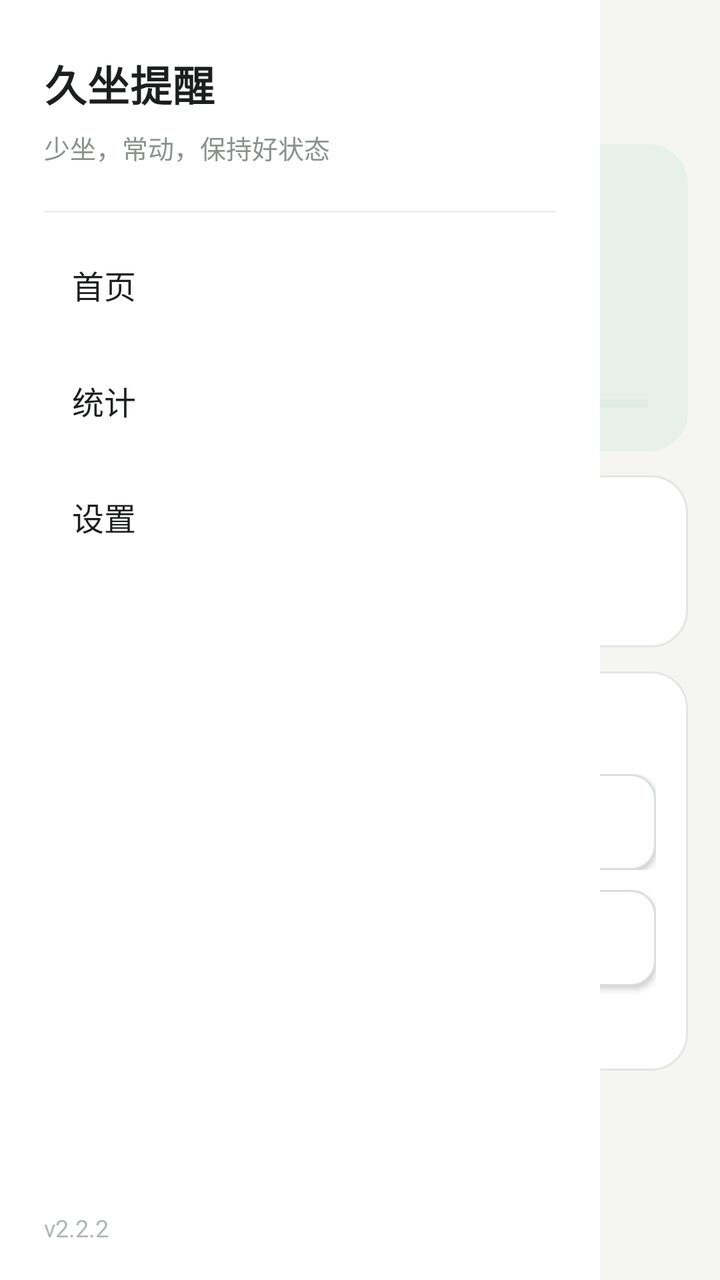
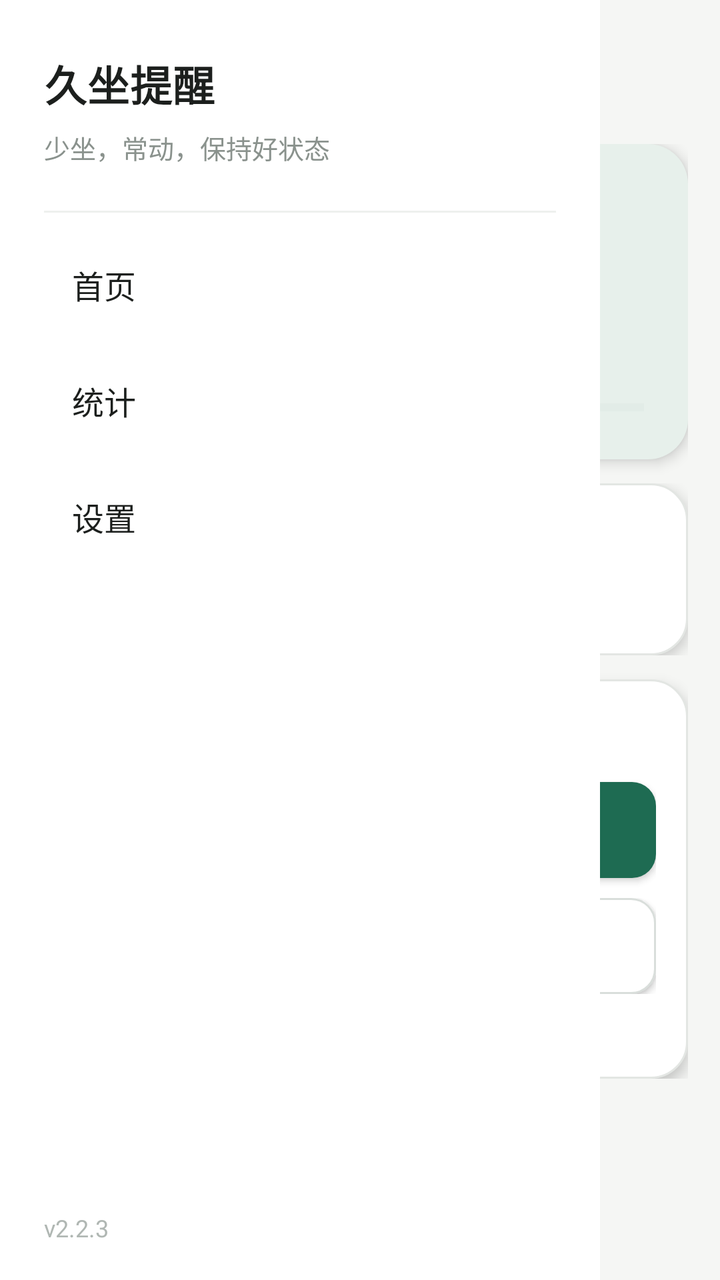

Before-and-after screenshots of an Android layout around one commit, followed by the original layout XML and the change that was made.
<!-- AndroidManifest.xml: application theme android:Theme.Material.Light.NoActionBar -->
<!-- res/layout/activity_main.xml -->
﻿<?xml version="1.0" encoding="utf-8"?>
<FrameLayout xmlns:android="http://schemas.android.com/apk/res/android"
    android:layout_width="match_parent"
    android:layout_height="match_parent"
    android:background="@drawable/bg_main"
    android:fitsSystemWindows="true">

    <LinearLayout
        android:layout_width="match_parent"
        android:layout_height="match_parent"
        android:orientation="vertical">

        <include layout="@layout/top_bar" />

        <ScrollView
            android:layout_width="match_parent"
            android:layout_height="match_parent"
            android:scrollbars="none">

            <LinearLayout
                android:layout_width="match_parent"
                android:layout_height="wrap_content"
                android:orientation="vertical"
                android:padding="16dp">

                <LinearLayout
                    android:layout_width="match_parent"
                    android:layout_height="wrap_content"
                    android:background="@drawable/panel_tint"
                    android:orientation="vertical"
                    android:padding="20dp">

                    <TextView
                        android:layout_width="wrap_content"
                        android:layout_height="wrap_content"
                        android:text="当前状态"
                        android:textColor="#6B726E"
                        android:textSize="13sp" />

                    <TextView
                        android:id="@+id/tvStatus"
                        android:layout_width="match_parent"
                        android:layout_height="wrap_content"
                        android:layout_marginTop="8dp"
                        android:text="未开始"
                        android:textColor="#1C1F1D"
                        android:textSize="26sp"
                        android:textStyle="bold" />

                    <TextView
                        android:id="@+id/tvDetail"
                        android:layout_width="match_parent"
                        android:layout_height="wrap_content"
                        android:layout_marginTop="6dp"
                        android:lineSpacingExtra="3dp"
                        android:textColor="#3F4944"
                        android:textSize="15sp" />

                    <ProgressBar
                        android:id="@+id/progress"
                        style="?android:attr/progressBarStyleHorizontal"
                        android:layout_width="match_parent"
                        android:layout_height="8dp"
                        android:layout_marginTop="14dp"
                        android:max="1000"
                        android:maxHeight="8dp"
                        android:minHeight="8dp"
                        android:progressBackgroundTint="#D4E0DA"
                        android:progressTint="#1E6B52" />
                </LinearLayout>

                <LinearLayout
                    android:layout_width="match_parent"
                    android:layout_height="wrap_content"
                    android:layout_marginTop="12dp"
                    android:orientation="horizontal">

                    <LinearLayout
                        android:layout_width="0dp"
                        android:layout_height="wrap_content"
                        android:layout_marginEnd="6dp"
                        android:layout_weight="1"
                        android:background="@drawable/card_white"
                        android:orientation="vertical"
                        android:padding="16dp">

                        <TextView
                            android:id="@+id/tvHomeBreaks"
                            android:layout_width="wrap_content"
                            android:layout_height="wrap_content"
                            android:text="0"
                            android:textColor="#1E6B52"
                            android:textSize="24sp"
                            android:textStyle="bold" />

                        <TextView
                            android:layout_width="wrap_content"
                            android:layout_height="wrap_content"
                            android:layout_marginTop="4dp"
                            android:text="今日有效活动"
                            android:textColor="#6B726E"
                            android:textSize="12sp" />
                    </LinearLayout>

                    <LinearLayout
                        android:layout_width="0dp"
                        android:layout_height="wrap_content"
                        android:layout_marginStart="6dp"
                        android:layout_weight="1"
                        android:background="@drawable/card_white"
                        android:orientation="vertical"
                        android:padding="16dp">

                        <TextView
                            android:id="@+id/tvHomeAlerts"
                            android:layout_width="wrap_content"
                            android:layout_height="wrap_content"
                            android:text="0"
                            android:textColor="#1C1F1D"
                            android:textSize="24sp"
                            android:textStyle="bold" />

                        <TextView
                            android:layout_width="wrap_content"
                            android:layout_height="wrap_content"
                            android:layout_marginTop="4dp"
                            android:text="今日提醒"
                            android:textColor="#6B726E"
                            android:textSize="12sp" />
                    </LinearLayout>
                </LinearLayout>

                <LinearLayout
                    android:layout_width="match_parent"
                    android:layout_height="wrap_content"
                    android:layout_marginTop="12dp"
                    android:background="@drawable/card_white"
                    android:orientation="vertical"
                    android:padding="16dp">

                    <TextView
                        android:layout_width="wrap_content"
                        android:layout_height="wrap_content"
                        android:text="控制"
                        android:textColor="#1C1F1D"
                        android:textSize="16sp"
                        android:textStyle="bold" />

                    <LinearLayout
                        android:layout_width="match_parent"
                        android:layout_height="wrap_content"
                        android:layout_marginTop="12dp"
                        android:orientation="horizontal">

                        <Button
                            android:id="@+id/btnStart"
                            android:layout_width="0dp"
                            android:layout_height="wrap_content"
                            android:layout_marginEnd="6dp"
                            android:layout_weight="1"
                            android:background="@drawable/btn_primary"
                            android:text="开始"
                            android:textColor="#FFFFFF"
                            android:textSize="15sp"
                            android:textStyle="bold" />

                        <Button
                            android:id="@+id/btnStop"
                            android:layout_width="0dp"
                            android:layout_height="wrap_content"
                            android:layout_marginStart="6dp"
                            android:layout_weight="1"
                            android:background="@drawable/btn_secondary"
                            android:text="停止"
                            android:textColor="#1C1F1D"
                            android:textSize="15sp" />
                    </LinearLayout>

                    <Button
                        android:id="@+id/btnTest"
                        android:layout_width="match_parent"
                        android:layout_height="wrap_content"
                        android:layout_marginTop="10dp"
                        android:background="@drawable/btn_secondary"
                        android:text="测试提醒"
                        android:textColor="#1C1F1D"
                        android:textSize="15sp" />

                    <TextView
                        android:id="@+id/tvHomeHint"
                        android:layout_width="match_parent"
                        android:layout_height="wrap_content"
                        android:layout_marginTop="10dp"
                        android:lineSpacingExtra="2dp"
                        android:textColor="#8A928D"
                        android:textSize="12sp" />
                </LinearLayout>
            </LinearLayout>
        </ScrollView>
    </LinearLayout>

    <View
        android:id="@+id/scrim"
        android:layout_width="match_parent"
        android:layout_height="match_parent"
        android:background="#66000000"
        android:visibility="gone" />

    <include
        android:id="@+id/drawer"
        layout="@layout/nav_drawer"
        android:layout_width="300dp"
        android:layout_height="match_parent"
        android:layout_gravity="start" />
</FrameLayout>
<!-- res/layout/top_bar.xml (included above) -->
﻿<?xml version="1.0" encoding="utf-8"?>
<LinearLayout xmlns:android="http://schemas.android.com/apk/res/android"
    android:layout_width="match_parent"
    android:layout_height="56dp"
    android:background="#F5F6F4"
    android:gravity="center_vertical"
    android:orientation="horizontal"
    android:paddingStart="4dp"
    android:paddingEnd="16dp">

    <Button
        android:id="@+id/btnMenu"
        android:layout_width="48dp"
        android:layout_height="48dp"
        android:background="@android:color/transparent"
        android:text="☰"
        android:textColor="#1C1F1D"
        android:textSize="20sp" />

    <TextView
        android:id="@+id/tvTitle"
        android:layout_width="0dp"
        android:layout_height="wrap_content"
        android:layout_weight="1"
        android:text="首页"
        android:textColor="#1C1F1D"
        android:textSize="18sp"
        android:textStyle="bold" />
</LinearLayout>
<!-- res/layout/nav_drawer.xml (included above) -->
<?xml version="1.0" encoding="utf-8"?>
<LinearLayout xmlns:android="http://schemas.android.com/apk/res/android"
    android:layout_width="300dp"
    android:layout_height="match_parent"
    android:background="#FFFFFF"
    android:orientation="vertical"
    android:paddingStart="22dp"
    android:paddingTop="26dp"
    android:paddingEnd="22dp"
    android:paddingBottom="18dp">

    <TextView
        android:layout_width="wrap_content"
        android:layout_height="wrap_content"
        android:letterSpacing="0.02"
        android:text="久坐提醒"
        android:textColor="#1C1F1D"
        android:textSize="21sp"
        android:textStyle="bold" />

    <TextView
        android:layout_width="wrap_content"
        android:layout_height="wrap_content"
        android:layout_marginTop="7dp"
        android:text="少坐，常动，保持好状态"
        android:textColor="#8A928D"
        android:textSize="13sp" />

    <View
        android:layout_width="match_parent"
        android:layout_height="1dp"
        android:layout_marginTop="22dp"
        android:background="#EEF0EE" />

    <Button
        android:id="@+id/navHome"
        android:layout_width="match_parent"
        android:layout_height="56dp"
        android:layout_marginTop="8dp"
        android:background="@android:color/transparent"
        android:gravity="start|center_vertical"
        android:insetTop="0dp"
        android:insetBottom="0dp"
        android:minHeight="0dp"
        android:paddingStart="14dp"
        android:paddingEnd="14dp"
        android:stateListAnimator="@null"
        android:text="首页"
        android:textColor="#1C1F1D"
        android:textSize="16sp" />

    <Button
        android:id="@+id/navStats"
        android:layout_width="match_parent"
        android:layout_height="56dp"
        android:layout_marginTop="2dp"
        android:background="@android:color/transparent"
        android:gravity="start|center_vertical"
        android:insetTop="0dp"
        android:insetBottom="0dp"
        android:minHeight="0dp"
        android:paddingStart="14dp"
        android:paddingEnd="14dp"
        android:stateListAnimator="@null"
        android:text="统计"
        android:textColor="#1C1F1D"
        android:textSize="16sp" />

    <Button
        android:id="@+id/navSettings"
        android:layout_width="match_parent"
        android:layout_height="56dp"
        android:layout_marginTop="2dp"
        android:background="@android:color/transparent"
        android:gravity="start|center_vertical"
        android:insetTop="0dp"
        android:insetBottom="0dp"
        android:minHeight="0dp"
        android:paddingStart="14dp"
        android:paddingEnd="14dp"
        android:stateListAnimator="@null"
        android:text="设置"
        android:textColor="#1C1F1D"
        android:textSize="16sp" />

    <Space
        android:layout_width="match_parent"
        android:layout_height="0dp"
        android:layout_weight="1" />

    <TextView
        android:layout_width="wrap_content"
        android:layout_height="wrap_content"
        android:text="v2.2.2"
        android:textColor="#B0B7B3"
        android:textSize="12sp" />
</LinearLayout>
<!-- resources referenced by this layout -->
<resources>
  <!-- drawable bg_main (drawable) -->
  ﻿<?xml version="1.0" encoding="utf-8"?><shape xmlns:android="http://schemas.android.com/apk/res/android"><solid android:color="#F5F6F4" /></shape>
  <!-- drawable btn_primary (drawable) -->
  ﻿<?xml version="1.0" encoding="utf-8"?><shape xmlns:android="http://schemas.android.com/apk/res/android"><solid android:color="#1E6B52" /><corners android:radius="12dp" /></shape>
  <!-- drawable btn_secondary (drawable) -->
  ﻿<?xml version="1.0" encoding="utf-8"?><shape xmlns:android="http://schemas.android.com/apk/res/android"><solid android:color="#FFFFFF" /><stroke android:width="1dp" android:color="#D9DEDB" /><corners android:radius="12dp" /></shape>
  <!-- drawable card_white (drawable) -->
  ﻿<?xml version="1.0" encoding="utf-8"?><shape xmlns:android="http://schemas.android.com/apk/res/android"><solid android:color="#FFFFFF" /><stroke android:width="1dp" android:color="#E3E6E3" /><corners android:radius="18dp" /></shape>
  <!-- drawable panel_tint (drawable) -->
  ﻿<?xml version="1.0" encoding="utf-8"?><shape xmlns:android="http://schemas.android.com/apk/res/android"><solid android:color="#E7F0EB" /><corners android:radius="20dp" /></shape>
</resources>

<!-- the commit's change to res/layout/activity_main.xml (unified diff, before → after) -->
@@ -1,4 +1,4 @@
-﻿<?xml version="1.0" encoding="utf-8"?>
+<?xml version="1.0" encoding="utf-8"?>
 <FrameLayout xmlns:android="http://schemas.android.com/apk/res/android"
     android:layout_width="match_parent"
     android:layout_height="match_parent"
@@ -27,8 +27,9 @@
                     android:layout_width="match_parent"
                     android:layout_height="wrap_content"
                     android:background="@drawable/panel_tint"
+                    android:elevation="4dp"
                     android:orientation="vertical"
-                    android:padding="20dp">
+                    android:padding="22dp">
 
                     <TextView
                         android:layout_width="wrap_content"
@@ -81,6 +82,7 @@
                         android:layout_marginEnd="6dp"
                         android:layout_weight="1"
                         android:background="@drawable/card_white"
+                        android:elevation="4dp"
                         android:orientation="vertical"
                         android:padding="16dp">
 
@@ -108,6 +110,7 @@
                         android:layout_marginStart="6dp"
                         android:layout_weight="1"
                         android:background="@drawable/card_white"
+                        android:elevation="4dp"
                         android:orientation="vertical"
                         android:padding="16dp">
 
@@ -135,6 +138,7 @@
                     android:layout_height="wrap_content"
                     android:layout_marginTop="12dp"
                     android:background="@drawable/card_white"
+                    android:elevation="4dp"
                     android:orientation="vertical"
                     android:padding="16dp">
 
@@ -146,45 +150,45 @@
                         android:textSize="16sp"
                         android:textStyle="bold" />
 
+                    <Button
+                        android:id="@+id/btnStart"
+                        android:layout_width="match_parent"
+                        android:layout_height="wrap_content"
+                        android:layout_marginTop="12dp"
+                        android:background="@drawable/btn_primary"
+                        android:text="开始监测"
+                        android:textColor="#FFFFFF"
+                        android:textSize="16sp"
+                        android:textStyle="bold" />
+
                     <LinearLayout
                         android:layout_width="match_parent"
                         android:layout_height="wrap_content"
-                        android:layout_marginTop="12dp"
+                        android:layout_marginTop="10dp"
                         android:orientation="horizontal">
-
-                        <Button
-                            android:id="@+id/btnStart"
-                            android:layout_width="0dp"
-                            android:layout_height="wrap_content"
-                            android:layout_marginEnd="6dp"
-                            android:layout_weight="1"
-                            android:background="@drawable/btn_primary"
-                            android:text="开始"
-                            android:textColor="#FFFFFF"
-                            android:textSize="15sp"
-                            android:textStyle="bold" />
 
                         <Button
                             android:id="@+id/btnStop"
                             android:layout_width="0dp"
                             android:layout_height="wrap_content"
-                            android:layout_marginStart="6dp"
+                            android:layout_marginEnd="6dp"
                             android:layout_weight="1"
                             android:background="@drawable/btn_secondary"
                             android:text="停止"
                             android:textColor="#1C1F1D"
-                            android:textSize="15sp" />
+                            android:textSize="14sp" />
+
+                        <Button
+                            android:id="@+id/btnTest"
+                            android:layout_width="0dp"
+                            android:layout_height="wrap_content"
+                            android:layout_marginStart="6dp"
+                            android:layout_weight="1"
+                            android:background="@drawable/btn_secondary"
+                            android:text="测试提醒"
+                            android:textColor="#1C1F1D"
+                            android:textSize="14sp" />
                     </LinearLayout>
-
-                    <Button
-                        android:id="@+id/btnTest"
-                        android:layout_width="match_parent"
-                        android:layout_height="wrap_content"
-                        android:layout_marginTop="10dp"
-                        android:background="@drawable/btn_secondary"
-                        android:text="测试提醒"
-                        android:textColor="#1C1F1D"
-                        android:textSize="15sp" />
 
                     <TextView
                         android:id="@+id/tvHomeHint"
@@ -337,7 +341,7 @@
     <TextView
         android:layout_width="wrap_content"
         android:layout_height="wrap_content"
-        android:text="v2.2.2"
+        android:text="v2.2.3"
         android:textColor="#B0B7B3"
         android:textSize="12sp" />
 </LinearLayout>
